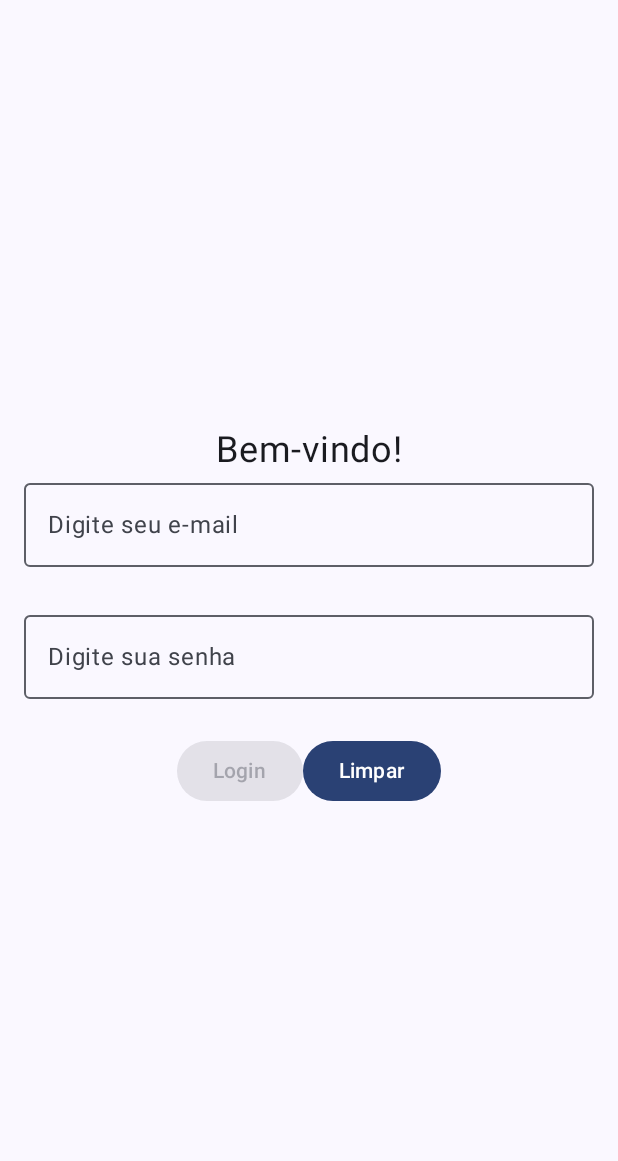
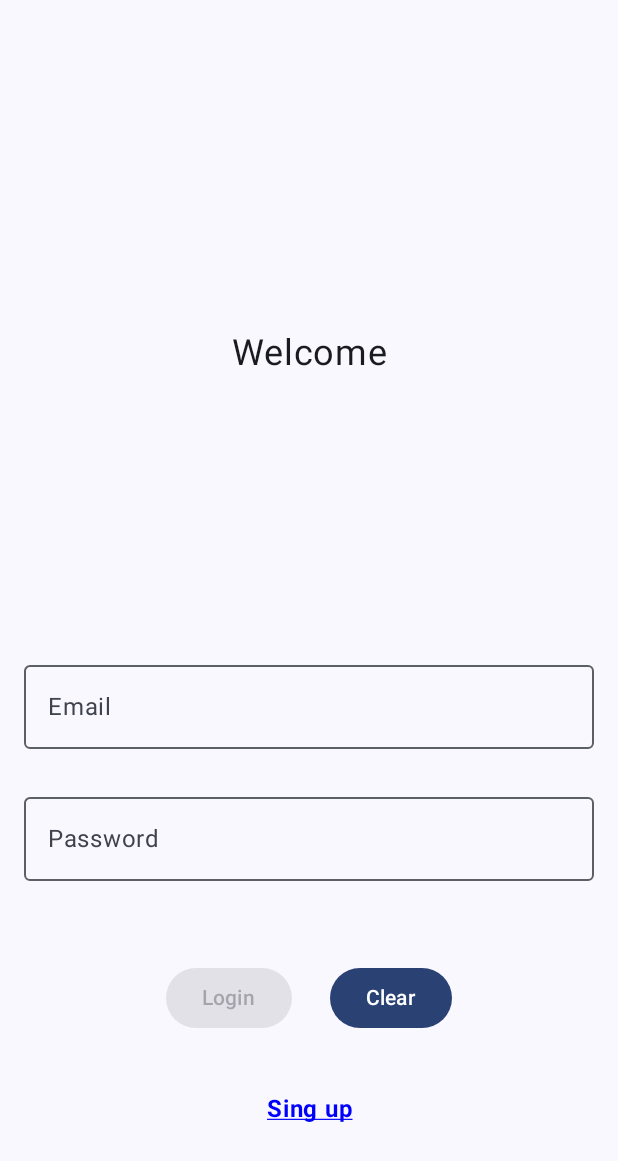
Before and after one commit to Allamymp/weatherApp, an Android app built with Jetpack Compose: the screen it shows after launch (LoginActivity), on a phone screen of 412 x 824 dp. Shown: the top 1161 px of the screen. Run offline under Robolectric (Android 15) with nearby library versions, the phone set to English and light mode, and no system bars.

Commit message:
Pratica 1 – Parte 4

```diff
--- a/app/src/main/java/com/weatherapp/LoginActivity.kt
+++ b/app/src/main/java/com/weatherapp/LoginActivity.kt
@@ -3,20 +3,27 @@ package com.weatherapp
 import android.app.Activity
 import android.content.Intent
 import android.content.Intent.FLAG_ACTIVITY_SINGLE_TOP
+import android.graphics.Paint.Align
 import android.os.Bundle
 import android.widget.Toast
 import androidx.activity.ComponentActivity
 import androidx.activity.compose.setContent
+import androidx.compose.foundation.background
+import androidx.compose.foundation.clickable
 import androidx.compose.foundation.layout.Arrangement
+import androidx.compose.foundation.layout.Box
 import androidx.compose.foundation.layout.Column
 import androidx.compose.foundation.layout.Row
 import androidx.compose.foundation.layout.Spacer
+import androidx.compose.foundation.layout.absolutePadding
 import androidx.compose.foundation.layout.fillMaxSize
 import androidx.compose.foundation.layout.fillMaxWidth
+import androidx.compose.foundation.layout.height
 import androidx.compose.foundation.layout.padding
 import androidx.compose.foundation.layout.size
+import androidx.compose.foundation.layout.width
+import androidx.compose.foundation.selection.selectable
 import androidx.compose.material3.Button
-import androidx.compose.material3.ExperimentalMaterial3Api
 import androidx.compose.material3.MaterialTheme
 import androidx.compose.material3.OutlinedTextField
 import androidx.compose.material3.Surface
@@ -28,8 +35,14 @@ import androidx.compose.runtime.saveable.rememberSaveable
 import androidx.compose.runtime.setValue
 import androidx.compose.ui.Alignment
 import androidx.compose.ui.Modifier
+import androidx.compose.ui.draw.alpha
+import androidx.compose.ui.graphics.Color
 import androidx.compose.ui.platform.LocalContext
+import androidx.compose.ui.text.TextStyle
+import androidx.compose.ui.text.font.FontWeight
 import androidx.compose.ui.text.input.PasswordVisualTransformation
+import androidx.compose.ui.text.style.TextAlign
+import androidx.compose.ui.text.style.TextDecoration
 import androidx.compose.ui.tooling.preview.Preview
 import androidx.compose.ui.unit.dp
 import androidx.compose.ui.unit.sp
@@ -51,6 +64,7 @@ class LoginActivity : ComponentActivity() {
         }
     }
 }
+
 @Preview(showBackground = true)
 @Composable
 fun LoginPage(modifier: Modifier = Modifier) {
@@ -62,27 +76,52 @@ fun LoginPage(modifier: Modifier = Modifier) {
         verticalArrangement = Arrangement.Center,
         horizontalAlignment = Alignment.CenterHorizontally,
     ) {
+        Box(
+            modifier = Modifier.height(400.dp),
+            contentAlignment = Alignment.Center
+        ) {
             Text(
-            text = "Bem-vindo!",
-            fontSize = 24.sp
+                text = "Welcome",
+                textAlign = TextAlign.Center,
+                fontSize = 24.sp,
+
                 )
+        }
+        Box() {
+            Column {
                 OutlinedTextField(
                     value = email,
-            label = { Text(text = "Digite seu e-mail") },
+                    label = {
+                        Text(text = "Email")
+                    },
                     modifier = Modifier.fillMaxWidth(),
                     onValueChange = { email = it }
                 )
                 Spacer(modifier = Modifier.size(24.dp))
                 OutlinedTextField(
                     value = password,
-            label = { Text(text = "Digite sua senha") },
+                    label = { Text(text = "Password") },
+                    textStyle = TextStyle(textAlign = TextAlign.Center),
                     modifier = Modifier.fillMaxWidth(),
                     onValueChange = { password = it },
                     visualTransformation = PasswordVisualTransformation()
                 )
                 Spacer(modifier = Modifier.size(24.dp))
+            }
+        }
+        Box(
+            Modifier.padding(top= 30.dp)
+        ) {
+
+            Column(
+                verticalArrangement = Arrangement.Center,
+                horizontalAlignment = Alignment.CenterHorizontally,
+            ) {
+
                 Row(modifier = modifier) {
                     Button(
+                        modifier = Modifier
+                            .padding(end=25.dp),
                         onClick = {
                             Toast.makeText(activity, "Login OK!", Toast.LENGTH_LONG).show()
                             activity?.startActivity(
@@ -98,8 +137,28 @@ fun LoginPage(modifier: Modifier = Modifier) {
                     Button(
                         onClick = { email = ""; password = "" }
                     ) {
-                Text("Limpar")
+                        Text("Clear")
+                    }
+                }
+                Box(
+                    modifier = Modifier
+                        .size(100.dp)
+                        .clickable(onClick = {
+                            activity?.startActivity(
+                                Intent(activity, RegisterActivity::class.java)
+                            )
+                        }),
+                    contentAlignment = Alignment.Center
+                ) {
+                    Text(
+                        fontWeight = FontWeight.Bold,
+                        textDecoration = TextDecoration.Underline,
+                        text = "Sing up",
+                        color = Color.Blue,
+                        textAlign = TextAlign.Center
+                    )
                 }
             }
         }
     }
+}
--- a/app/src/main/res/values/strings.xml
+++ b/app/src/main/res/values/strings.xml
@@ -2,4 +2,5 @@
     <string name="app_name">WeatherApp</string>
     <string name="title_activity_main2">MainActivity2</string>
     <string name="title_activity_login">LoginActivity</string>
+    <string name="title_activity_register">RegisterActivity</string>
 </resources>
```
Also changed, not shown: app/src/main/AndroidManifest.xml (+11 -0 lines), app/src/main/java/com/weatherapp/RegisterActivity.kt (added, +121 -0 lines). Lines whose indentation alone changed are shown as unchanged.
